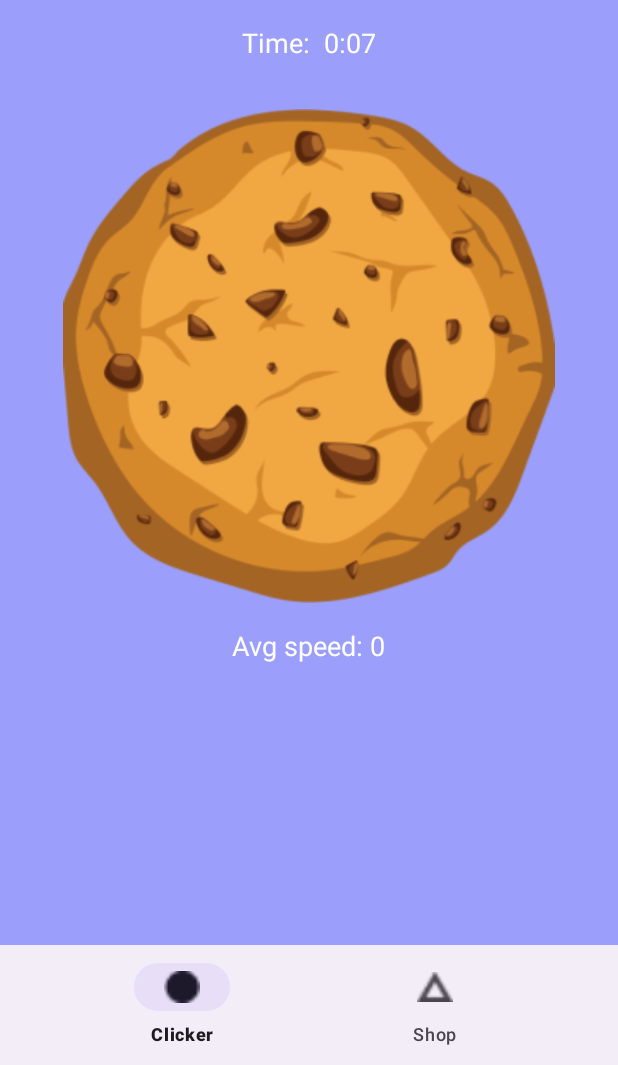
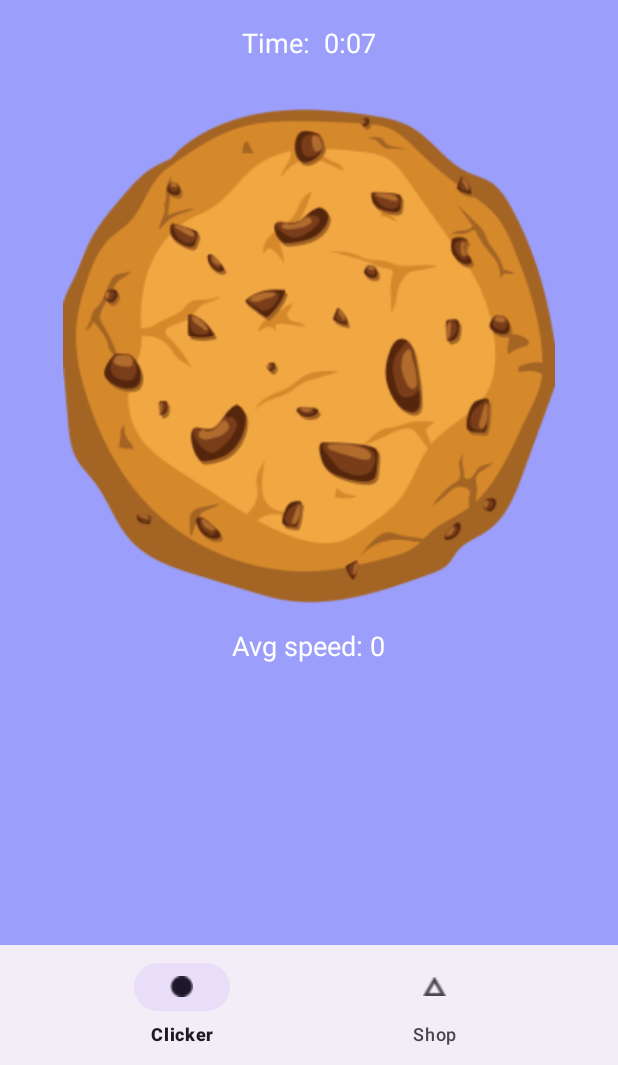
Before and after one commit to RLafleet/CookieApp, an Android app: the screen it shows after launch (MainActivity), on a phone screen of 412 x 824 dp, the part 171-1236 px from its top. Run offline under Robolectric (Android 15) with nearby library versions, the phone set to English and light mode, and no system bars.

Commit message:
repair menu items(images, text)

```diff
--- a/lab4/CookieApp/app/src/main/res/layout/fragment_clicker.xml
+++ b/lab4/CookieApp/app/src/main/res/layout/fragment_clicker.xml
@@ -136,8 +136,9 @@
         android:id="@+id/bottomNavigation"
         android:layout_width="match_parent"
         android:layout_height="wrap_content"
-        android:layout_gravity="bottom"
+        android:layout_gravity="center"
         app:menu="@menu/bottom_nav_menu"
+        app:itemIconSize="15dp"
         app:labelVisibilityMode="labeled"
         app:layout_constraintBottom_toBottomOf="parent" />
 
--- a/lab4/CookieApp/app/src/main/res/menu/bottom_nav_menu.xml
+++ b/lab4/CookieApp/app/src/main/res/menu/bottom_nav_menu.xml
@@ -4,13 +4,9 @@
     <item
         android:id="@+id/nav_clicker"
         android:icon="@drawable/clicker_icon"
-        android:title="@string/clicker"
-        app:iconSize="24dp"
-        android:minWidth="48dp" />
+        android:title="@string/clicker" />
     <item
         android:id="@+id/nav_shop"
         android:icon="@drawable/shop_icon"
-        android:title="@string/shop"
-        app:iconSize="24dp"
-        android:minWidth="48dp" />
+        android:title="@string/shop" />
 </menu>
--- a/lab4/CookieApp/app/src/main/res/values/colors.xml
+++ b/lab4/CookieApp/app/src/main/res/values/colors.xml
@@ -2,6 +2,6 @@
 <resources>
     <color name="black">#FF000000</color>
     <color name="white">#FFFFFFFF</color>
-    <color name="white_transparent">#307BFA39</color>
-    <color name="white_availiable">#30EBDBDB</color>
+    <color name="white_availiable">#307BFA39</color>
+    <color name="white_transparent">#30EBDBDB</color>
 </resources>
```
